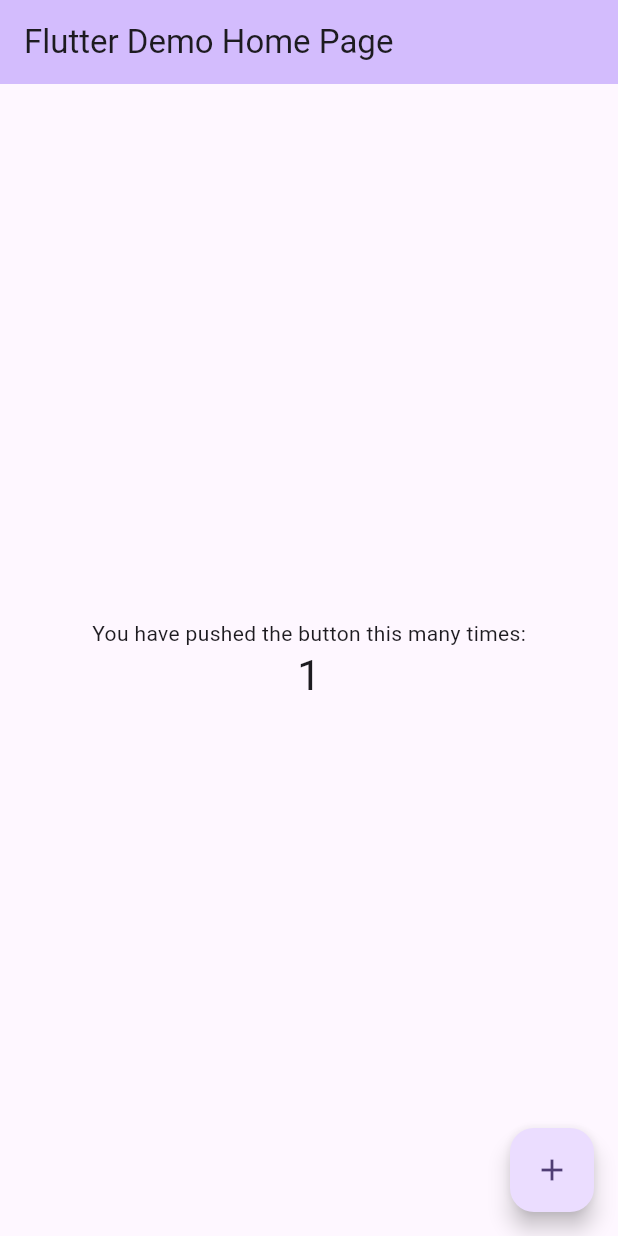
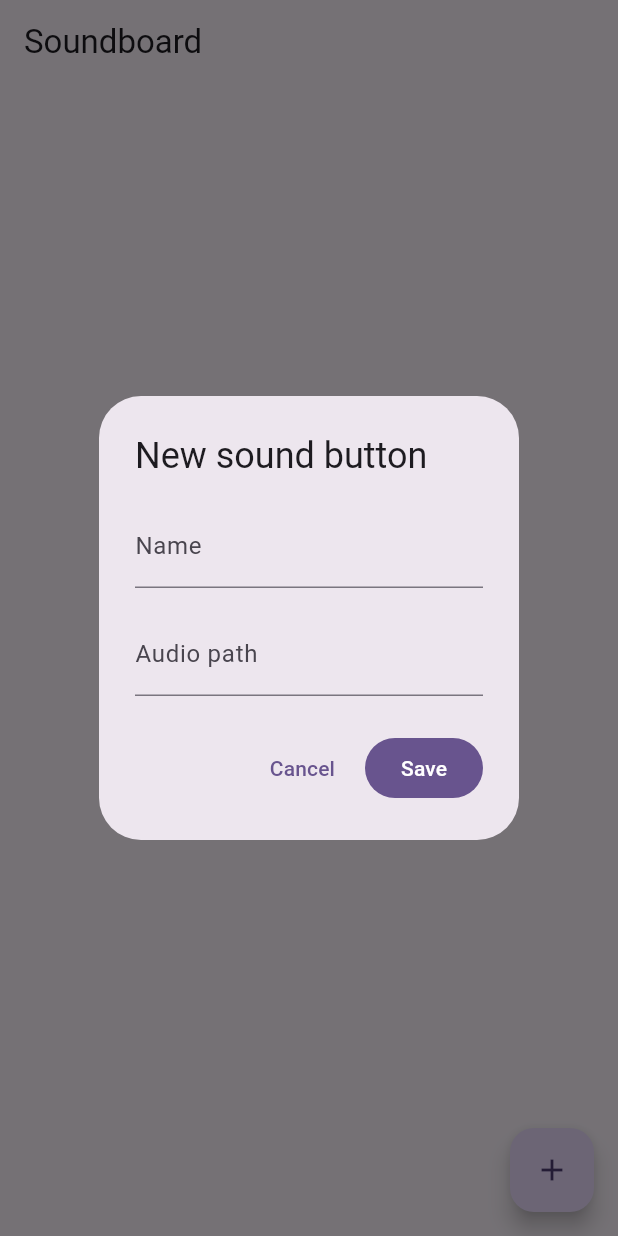
Before and after one commit to develetsii/press_buttons_make_sounds, a Flutter app: the screen it shows after launch, after a tap on the "add" icon, on a phone screen of 412 x 824 dp. Run offline on Flutter 3.47's test engine with Material 3 defaults, Android fonts, the phone set to English and light mode, and no system bars; our stand-ins replace audioplayers, sqflite; accounts and stored records are empty.

Commit message:
✨ Create SoundButtonScreen for testing database

```diff
--- /dev/null
+++ b/lib/features/test.dart
@@ -0,0 +1,248 @@
+import 'package:flutter/material.dart';
+import 'package:press_buttons_make_sounds/data/services/sound_button.serv.dart';
+import 'package:press_buttons_make_sounds/domain/models/sound_button.model.dart';
+import 'package:provider/provider.dart';
+
+class SoundButtonScreen extends StatefulWidget {
+  const SoundButtonScreen({super.key});
+
+  @override
+  State<SoundButtonScreen> createState() => _SoundButtonScreenState();
+}
+
+class _SoundButtonScreenState extends State<SoundButtonScreen> {
+  @override
+  void initState() {
+    super.initState();
+
+    WidgetsBinding.instance.addPostFrameCallback((_) {
+      if (mounted) {
+        context.read<SoundButtonViewModel>().loadButtons();
+      }
+    });
+  }
+
+  Future<void> _showButtonDialog({SoundButtonModel? button}) async {
+    final formKey = GlobalKey<FormState>();
+    final nameController = TextEditingController(text: button?.name ?? '');
+    final pathController = TextEditingController(text: button?.audioPath ?? '');
+
+    try {
+      final result = await showDialog<SoundButtonModel>(
+        context: context,
+        builder: (dialogContext) {
+          return AlertDialog(
+            title: Text(
+              button == null ? 'New sound button' : 'Edit sound button',
+            ),
+            content: Form(
+              key: formKey,
+              child: Column(
+                mainAxisSize: MainAxisSize.min,
+                children: [
+                  TextFormField(
+                    controller: nameController,
+                    decoration: const InputDecoration(labelText: 'Name'),
+                    validator: (value) {
+                      if (value == null || value.trim().isEmpty) {
+                        return 'Enter a name.';
+                      }
+                      return null;
+                    },
+                  ),
+                  const SizedBox(height: 16),
+                  TextFormField(
+                    controller: pathController,
+                    decoration: const InputDecoration(
+                      labelText: 'Audio path',
+                      hintText: 'assets/sounds/applause.mp3',
+                    ),
+                    validator: (value) {
+                      if (value == null || value.trim().isEmpty) {
+                        return 'Enter an audio path.';
+                      }
+                      return null;
+                    },
+                  ),
+                ],
+              ),
+            ),
+            actions: [
+              TextButton(
+                onPressed: () => Navigator.pop(dialogContext),
+                child: const Text('Cancel'),
+              ),
+              FilledButton(
+                onPressed: () {
+                  if (!formKey.currentState!.validate()) return;
+
+                  final name = nameController.text.trim();
+                  final audioPath = pathController.text.trim();
+
+                  final updatedButton = button == null
+                      ? SoundButtonModel(name: name, audioPath: audioPath)
+                      : button.copyWith(name: name, audioPath: audioPath);
+
+                  Navigator.pop(dialogContext, updatedButton);
+                },
+                child: const Text('Save'),
+              ),
+            ],
+          );
+        },
+      );
+
+      if (!mounted || result == null) return;
+
+      final viewModel = context.read<SoundButtonViewModel>();
+
+      try {
+        if (button == null) {
+          await viewModel.addButton(result);
+        } else {
+          await viewModel.editButton(result);
+        }
+      } catch (_) {
+        if (mounted) {
+          ScaffoldMessenger.of(context).showSnackBar(
+            const SnackBar(content: Text('Could not save the sound button.')),
+          );
+        }
+      }
+    } finally {
+      nameController.dispose();
+      pathController.dispose();
+    }
+  }
+
+  Future<void> _deleteButton(SoundButtonModel button) async {
+    final id = button.id;
+    if (id == null) return;
+
+    final confirmed = await showDialog<bool>(
+      context: context,
+      builder: (dialogContext) => AlertDialog(
+        title: const Text('Delete button?'),
+        content: Text('Delete "${button.name}"?'),
+        actions: [
+          TextButton(
+            onPressed: () => Navigator.pop(dialogContext, false),
+            child: const Text('Cancel'),
+          ),
+          FilledButton(
+            onPressed: () => Navigator.pop(dialogContext, true),
+            child: const Text('Delete'),
+          ),
+        ],
+      ),
+    );
+
+    if (confirmed != true || !mounted) return;
+
+    try {
+      await context.read<SoundButtonViewModel>().removeButton(id);
+    } catch (_) {
+      if (mounted) {
+        ScaffoldMessenger.of(context).showSnackBar(
+          const SnackBar(content: Text('Could not delete the sound button.')),
+        );
+      }
+    }
+  }
+
+  @override
+  Widget build(BuildContext context) {
+    return Scaffold(
+      appBar: AppBar(title: const Text('Soundboard')),
+      floatingActionButton: FloatingActionButton(
+        onPressed: () => _showButtonDialog(),
+        child: const Icon(Icons.add),
+      ),
+      body: Consumer<SoundButtonViewModel>(
+        builder: (context, viewModel, child) {
+          if (viewModel.isLoading) {
+            return const Center(child: CircularProgressIndicator());
+          }
+
+          if (viewModel.errorMessage != null) {
+            return Center(
+              child: Column(
+                mainAxisSize: MainAxisSize.min,
+                children: [
+                  Text(viewModel.errorMessage!),
+                  const SizedBox(height: 8),
+                  FilledButton(
+                    onPressed: viewModel.loadButtons,
+                    child: const Text('Retry'),
+                  ),
+                ],
+              ),
+            );
+          }
+
+          if (viewModel.buttons.isEmpty) {
+            return const Center(child: Text('No sound buttons yet.'));
+          }
+
+          return ListView.builder(
+            itemCount: viewModel.buttons.length,
+            itemBuilder: (context, index) {
+              final button = viewModel.buttons[index];
+
+              return ListTile(
+                leading: Icon(
+                  Icons.volume_up,
+                  color: button.color == null ? null : Color(button.color!),
+                ),
+                title: Text(button.name),
+                subtitle: Text(
+                  button.audioPath,
+                  maxLines: 1,
+                  overflow: TextOverflow.ellipsis,
+                ),
+                onTap: button.isEnabled
+                    ? () {
+                        // Aquí conectaremos el servicio de audio.
+                      }
+                    : null,
+                trailing: Wrap(
+                  spacing: 0,
+                  crossAxisAlignment: WrapCrossAlignment.center,
+                  children: [
+                    IconButton(
+                      tooltip: 'Toggle favorite',
+                      icon: Icon(
+                        button.isFavorite ? Icons.star : Icons.star_border,
+                      ),
+                      onPressed: () {
+                        viewModel.toggleFavorite(button);
+                      },
+                    ),
+                    Switch(
+                      value: button.isEnabled,
+                      onChanged: (_) {
+                        viewModel.toggleEnabled(button);
+                      },
+                    ),
+                    IconButton(
+                      tooltip: 'Edit',
+                      icon: const Icon(Icons.edit_outlined),
+                      onPressed: () {
+                        _showButtonDialog(button: button);
+                      },
+                    ),
+                    IconButton(
+                      tooltip: 'Delete',
+                      icon: const Icon(Icons.delete_outline),
+                      onPressed: () => _deleteButton(button),
+                    ),
+                  ],
+                ),
+              );
+            },
+          );
+        },
+      ),
+    );
+  }
+}
--- a/lib/main.dart
+++ b/lib/main.dart
@@ -1,121 +1,33 @@
 import 'package:flutter/material.dart';
+import 'package:press_buttons_make_sounds/core/database/app.database.dart';
+import 'package:press_buttons_make_sounds/data/repository/sound_button.repo.dart';
+import 'package:press_buttons_make_sounds/data/services/sound_button.serv.dart';
+import 'package:press_buttons_make_sounds/features/test.dart';
+import 'package:provider/provider.dart';
 
 void main() {
-  runApp(const MyApp());
+  WidgetsFlutterBinding.ensureInitialized();
+
+  runApp(const SoundboardApp());
 }
 
-class MyApp extends StatelessWidget {
-  const MyApp({super.key});
-
-  // This widget is the root of your application.
-  @override
-  Widget build(BuildContext context) {
-    return MaterialApp(
-      title: 'Flutter Demo',
-      theme: ThemeData(
-        // This is the theme of your application.
-        //
-        // TRY THIS: Try running your application with "flutter run". You'll see
-        // the application has a purple toolbar. Then, without quitting the app,
-        // try changing the seedColor in the colorScheme below to Colors.green
-        // and then invoke "hot reload" (save your changes or press the "hot
-        // reload" button in a Flutter-supported IDE, or press "r" if you used
-        // the command line to start the app).
-        //
-        // Notice that the counter didn't reset back to zero; the application
-        // state is not lost during the reload. To reset the state, use hot
-        // restart instead.
-        //
-        // This works for code too, not just values: Most code changes can be
-        // tested with just a hot reload.
-        colorScheme: .fromSeed(seedColor: Colors.deepPurple),
-      ),
-      home: const MyHomePage(title: 'Flutter Demo Home Page'),
-    );
-  }
-}
-
-class MyHomePage extends StatefulWidget {
-  const MyHomePage({super.key, required this.title});
-
-  // This widget is the home page of your application. It is stateful, meaning
-  // that it has a State object (defined below) that contains fields that affect
-  // how it looks.
-
-  // This class is the configuration for the state. It holds the values (in this
-  // case the title) provided by the parent (in this case the App widget) and
-  // used by the build method of the State. Fields in a Widget subclass are
-  // always marked "final".
-
-  final String title;
-
-  @override
-  State<MyHomePage> createState() => _MyHomePageState();
-}
-
-class _MyHomePageState extends State<MyHomePage> {
-  int _counter = 0;
-
-  void _incrementCounter() {
-    setState(() {
-      // This call to setState tells the Flutter framework that something has
-      // changed in this State, which causes it to rerun the build method below
-      // so that the display can reflect the updated values. If we changed
-      // _counter without calling setState(), then the build method would not be
-      // called again, and so nothing would appear to happen.
-      _counter++;
-    });
-  }
+class SoundboardApp extends StatelessWidget {
+  const SoundboardApp({super.key});
 
   @override
   Widget build(BuildContext context) {
-    // This method is rerun every time setState is called, for instance as done
-    // by the _incrementCounter method above.
-    //
-    // The Flutter framework has been optimized to make rerunning build methods
-    // fast, so that you can just rebuild anything that needs updating rather
-    // than having to individually change instances of widgets.
-    return Scaffold(
-      appBar: AppBar(
-        // TRY THIS: Try changing the color here to a specific color (to
-        // Colors.amber, perhaps?) and trigger a hot reload to see the AppBar
-        // change color while the other colors stay the same.
-        backgroundColor: Theme.of(context).colorScheme.inversePrimary,
-        // Here we take the value from the MyHomePage object that was created by
-        // the App.build method, and use it to set our appbar title.
-        title: Text(widget.title),
-      ),
-      body: Center(
-        // Center is a layout widget. It takes a single child and positions it
-        // in the middle of the parent.
-        child: Column(
-          // Column is also a layout widget. It takes a list of children and
-          // arranges them vertically. By default, it sizes itself to fit its
-          // children horizontally, and tries to be as tall as its parent.
-          //
-          // Column has various properties to control how it sizes itself and
-          // how it positions its children. Here we use mainAxisAlignment to
-          // center the children vertically; the main axis here is the vertical
-          // axis because Columns are vertical (the cross axis would be
-          // horizontal).
-          //
-          // TRY THIS: Invoke "debug painting" (choose the "Toggle Debug Paint"
-          // action in the IDE, or press "p" in the console), to see the
-          // wireframe for each widget.
-          mainAxisAlignment: .center,
-          children: [
-            const Text('You have pushed the button this many times:'),
-            Text(
-              '$_counter',
-              style: Theme.of(context).textTheme.headlineMedium,
-            ),
-          ],
+    final repository = SoundButtonRepository(AppDatabase.instance.database);
+
+    return ChangeNotifierProvider(
+      create: (_) => SoundButtonViewModel(repository),
+      child: MaterialApp(
+        title: 'Soundboard',
+        debugShowCheckedModeBanner: false,
+        theme: ThemeData(
+          colorScheme: ColorScheme.fromSeed(seedColor: Colors.deepPurple),
+          useMaterial3: true,
         ),
-      ),
-      floatingActionButton: FloatingActionButton(
-        onPressed: _incrementCounter,
-        tooltip: 'Increment',
-        child: const Icon(Icons.add),
+        home: const SoundButtonScreen(),
       ),
     );
   }
```
Also changed, not shown: 1 other file.
